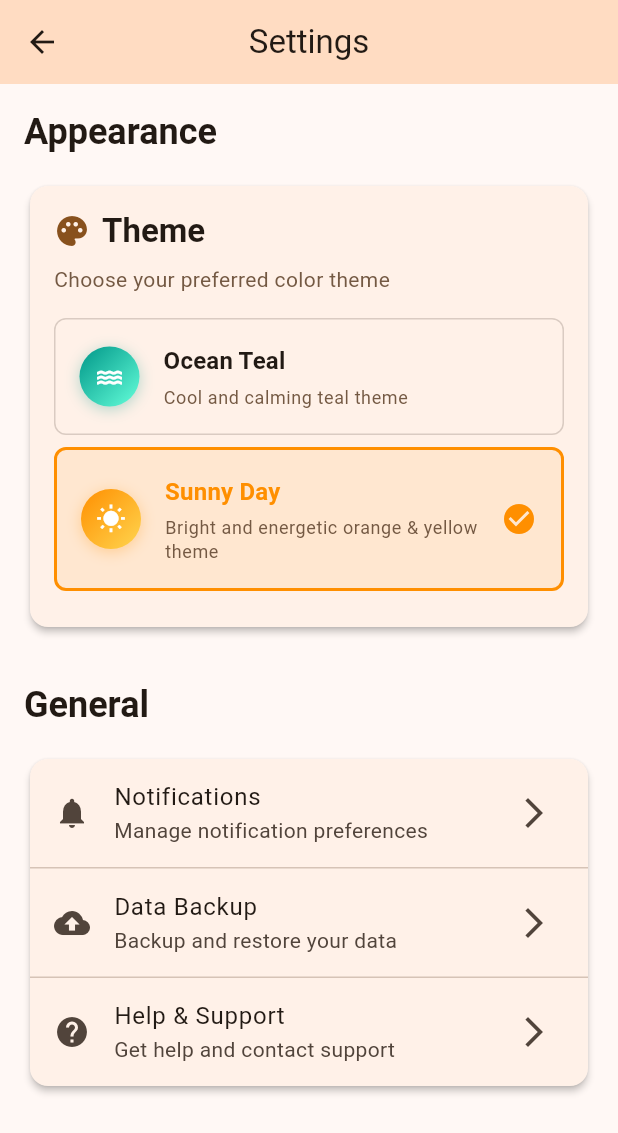
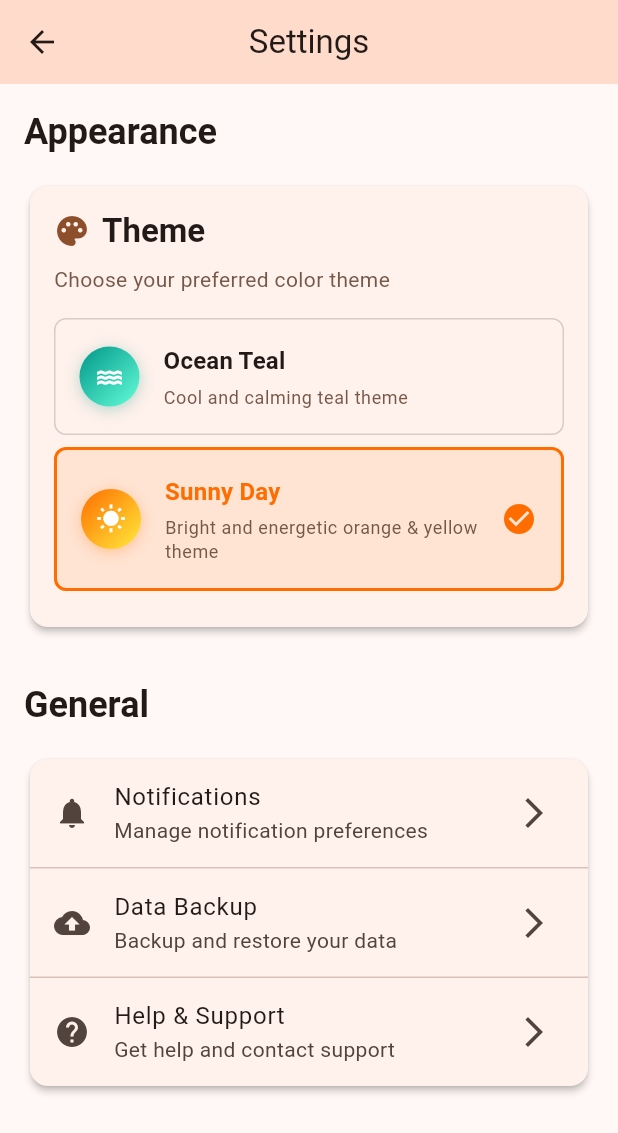
Before and after one commit to Agnelia/2do, a Flutter app: the SettingsScreen screen opened directly, after a tap on "Sunny Day", on a phone screen of 412 x 824 dp. Shown: the top 1133 px of the screen. Run offline on Flutter 3.47's test engine with Material 3 defaults, Android fonts, the phone set to English and light mode, and no system bars; our stand-ins replace fl_chart, shared_preferences; accounts and stored records are empty.

Commit message:
Make Sunny Day theme more vibrant with intense orange and yellow colors
Co-authored-by: Agnelia <13274789+Agnelia@users.noreply.github.com>

```diff
--- a/lib/utils/constants.dart
+++ b/lib/utils/constants.dart
@@ -37,15 +37,15 @@ class AppConstants {
     'Other': Colors.grey,
   };
 
-  // Sunny Day Category Colors - brighter variants
+  // Sunny Day Category Colors - more vibrant variants
   static const Map<String, Color> sunnyCategoryColors = {
-    'Medication': Color(0xFFE91E63), // Pink 500
-    'Exercise': Color(0xFFFF5722), // Deep Orange 500
-    'Water': Color(0xFF2196F3), // Blue 500
-    'Sleep': Color(0xFF9C27B0), // Purple 500
-    'Nutrition': Color(0xFF4CAF50), // Green 500
-    'Mental Health': Color(0xFF00BCD4), // Cyan 500
-    'Other': Color(0xFF607D8B), // Blue Grey 500
+    'Medication': Color(0xFFE91E63), // Pink 500 - keep as vibrant pink
+    'Exercise': Color(0xFFFF3D00), // Deep Orange 700 - more vibrant orange
+    'Water': Color(0xFF1976D2), // Blue 700 - more vibrant blue
+    'Sleep': Color(0xFF7B1FA2), // Purple 700 - more vibrant purple
+    'Nutrition': Color(0xFF388E3C), // Green 700 - more vibrant green
+    'Mental Health': Color(0xFF0097A7), // Cyan 700 - more vibrant cyan
+    'Other': Color(0xFF455A64), // Blue Grey 700 - more vibrant grey
   };
 
   // Get category colors based on theme
@@ -178,11 +178,11 @@ class ThemeConfig {
   static const Color tealPrimary = Colors.teal;
   static const Color tealSecondary = Colors.tealAccent;
 
-  // Sunny Day Theme Colors
-  static const Color sunnyPrimary = Color(0xFFFF8F00); // Amber 800 - more vibrant orange
-  static const Color sunnySecondary = Color(0xFFFFD54F); // Yellow 300 - bright sunny yellow
-  static const Color sunnyAccent = Color(0xFFFFA726); // Orange 400
-  static const Color sunnyHighlight = Color(0xFFFFC107); // Amber 600
+  // Sunny Day Theme Colors - More vibrant versions
+  static const Color sunnyPrimary = Color(0xFFFF6D00); // Deep Orange 400 - vibrant orange
+  static const Color sunnySecondary = Color(0xFFFFEB3B); // Yellow 500 - vibrant yellow
+  static const Color sunnyAccent = Color(0xFFFF5722); // Deep Orange 500 - intense orange
+  static const Color sunnyHighlight = Color(0xFFFDD835); // Yellow 600 - bright golden yellow
 
   // Get primary color for theme
   static Color getPrimaryColor(AppThemeType theme) {
```
Also changed, not shown: 1 other file.
